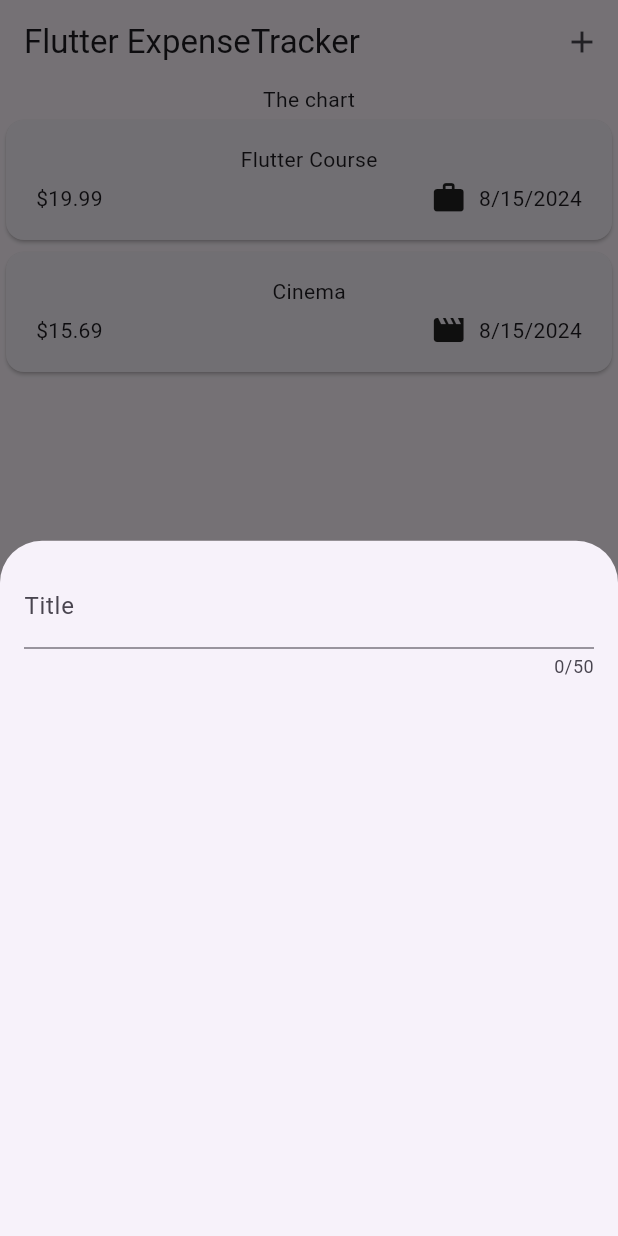
After one commit to AnaLeonel/ExpenseTracker, a Flutter app: the screen it shows after launch, after a tap on the "add" icon, on a phone screen of 412 x 824 dp. The commit adds this screen. Run offline on Flutter 3.47's test engine with Material 3 defaults, Android fonts, the phone set to English and light mode, and no system bars.

Commit message:
TextField

```diff
--- a/lib/widgets/expenses.dart
+++ b/lib/widgets/expenses.dart
@@ -1,4 +1,5 @@
 import 'package:expense_tracker/widgets/expenses_list/expenses_list.dart';
+import 'package:expense_tracker/widgets/new_expense.dart';
 import 'package:flutter/material.dart';
 import 'package:expense_tracker/models/expense.dart';
 
@@ -27,9 +28,25 @@ class _ExpensesState extends State<Expenses> {
     ),
   ];
 
+  void _openAddExpenseOverlay() {
+    showModalBottomSheet(
+      context: context,
+      builder: (ctx) => const NewExpense(),
+    );
+  }
+
   @override
   Widget build(BuildContext context) {
     return Scaffold(
+      appBar: AppBar(
+        title: const Text('Flutter ExpenseTracker'),
+        actions: [
+          IconButton(
+            onPressed: _openAddExpenseOverlay,
+            icon: const Icon(Icons.add),
+          ),
+        ],
+      ),
       body: Column(
         children: [
           const Text('The chart'),
--- /dev/null
+++ b/lib/widgets/new_expense.dart
@@ -0,0 +1,29 @@
+import 'package:flutter/material.dart';
+
+class NewExpense extends StatefulWidget {
+  const NewExpense({super.key});
+
+  @override
+  State<NewExpense> createState() {
+    return _NewExpenseState();
+  }
+}
+
+class _NewExpenseState extends State<NewExpense> {
+  @override
+  Widget build(BuildContext context) {
+    return const Padding(
+      padding: EdgeInsets.all(16),
+      child: Column(
+        children: [
+          TextField(
+            maxLength: 50,
+            decoration: InputDecoration(
+              label: Text('Title'),
+            ),
+          ),
+        ],
+      ),
+    );
+  }
+}
```
